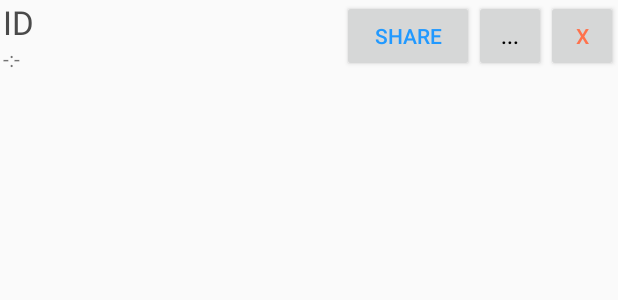
After one commit to maksudnurullaev/awsomelinks, an Android app: the layout link_item.xml on its own in the app's theme, with its tools: preview values and no code run, on a phone screen of 412 x 824 dp. The commit adds this screen. Shown: the top 300 px of the screen. Run offline under Robolectric (Android 15) with nearby library versions, the phone set to English and light mode, and no system bars.

Commit message:
I add first add-outbox-contancts withous aws sync functionalty

```diff
--- /dev/null
+++ b/app/src/main/res/layout/link_item.xml
@@ -0,0 +1,61 @@
+<?xml version="1.0" encoding="utf-8"?>
+<RelativeLayout xmlns:android="http://schemas.android.com/apk/res/android"
+    android:layout_width="match_parent" android:layout_height="match_parent">
+    <TextView
+        android:layout_width="match_parent"
+        android:layout_height="wrap_content"
+        android:textAppearance="?android:attr/textAppearanceLarge"
+        android:text="ID"
+        android:id="@+id/textID"
+        android:textColor="#ff4a4a4a"
+        android:layout_alignParentTop="true"
+        android:layout_alignParentLeft="true"
+        android:layout_toLeftOf="@+id/button_share"
+        android:layout_toStartOf="@+id/button_share"
+        android:layout_marginLeft="2dp" />
+
+    <Button
+        style="?android:attr/buttonStyleSmall"
+        android:layout_width="wrap_content"
+        android:layout_height="wrap_content"
+        android:text="X"
+        android:id="@+id/button_delete"
+        android:layout_alignParentTop="true"
+        android:layout_alignParentRight="true"
+        android:layout_alignParentEnd="true"
+        android:textColor="#ffff724c" />
+
+    <Button
+        style="?android:attr/buttonStyleSmall"
+        android:layout_width="wrap_content"
+        android:layout_height="wrap_content"
+        android:text="..."
+        android:id="@+id/button_more"
+        android:layout_alignBottom="@+id/button_delete"
+        android:layout_toLeftOf="@+id/button_delete"
+        android:layout_toStartOf="@+id/button_delete"
+        android:textColor="@android:color/black" />
+
+    <Button
+        android:layout_width="wrap_content"
+        android:layout_height="wrap_content"
+        android:text="@string/Share"
+        android:id="@+id/button_share"
+        android:layout_alignBottom="@+id/button_more"
+        android:layout_toLeftOf="@+id/button_more"
+        android:layout_toStartOf="@+id/button_more"
+        android:textColor="#ff2199ff"/>
+
+    <TextView
+        android:layout_width="wrap_content"
+        android:layout_height="wrap_content"
+        android:text="-:-"
+        android:id="@+id/textDesc"
+        android:layout_below="@+id/textID"
+        android:layout_alignParentLeft="true"
+        android:layout_alignParentStart="true"
+        android:layout_toLeftOf="@+id/button_share"
+        android:layout_toStartOf="@+id/button_share"
+        android:layout_marginLeft="2dp" />
+
+</RelativeLayout>
--- a/app/src/main/res/values/pid.xml
+++ b/app/src/main/res/values/pid.xml
@@ -1,4 +1,9 @@
 <?xml version="1.0" encoding="utf-8"?>
 <resources>
     <item name="contact_phone_tag_display_name" type="id" />
+    <!-- LinkItem part -->
+    <item name="item_type" type="id" />
+    <item name="item_type_outbox" type="id" />
+    <item name="item_btn_type" type="id" />
+    <item name="item_btn_type_delete" type="id" />
 </resources>
--- a/app/src/main/res/values/strings.xml
+++ b/app/src/main/res/values/strings.xml
@@ -25,4 +25,6 @@
     <string name="loading">Loading…</string>
     <string name="Make_link">Make link</string>
     <string name="Nothing_selected">Nothing selected</string>
+    <string name="Share">Share</string>
+    <string name="Files">Files</string>
 </resources>
```
Also changed, not shown: app/src/main/java/com/awsomelink/OutboxFragment.java (+76 -22 lines), app/src/main/java/com/awsomelink/base/LinkItemAction.java (added, +24 -0 lines), app/src/main/java/com/awsomelink/db/adapters/LinksDirAdapter.java (added, +60 -0 lines), app/src/main/java/com/awsomelink/utils/Links.java (+66 -4 lines), app/src/main/java/com/awsomelink/utils/MetaFile.java (added, +86 -0 lines), app/src/main/java/com/awsomelink/utils/MetaItem.java (added, +73 -0 lines), app/src/main/java/com/awsomelink/utils/VCard.java (+32 -5 lines), app/src/main/res/layout/outbox_fragment.xml (+8 -7 lines), 1 other file.
